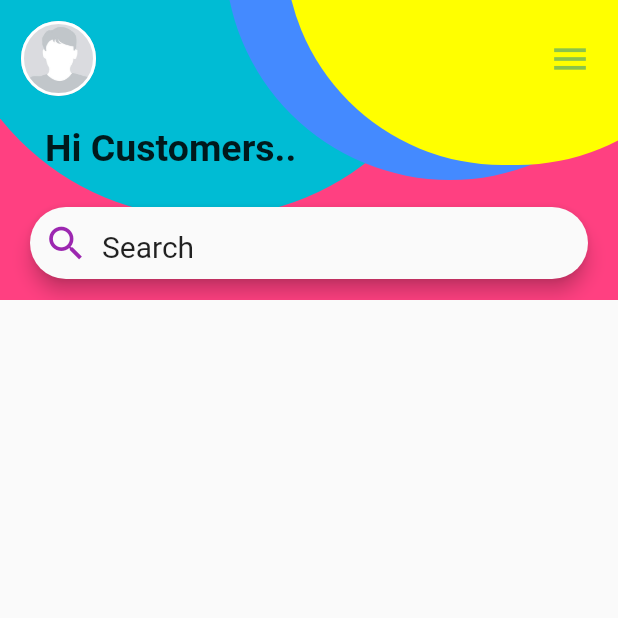
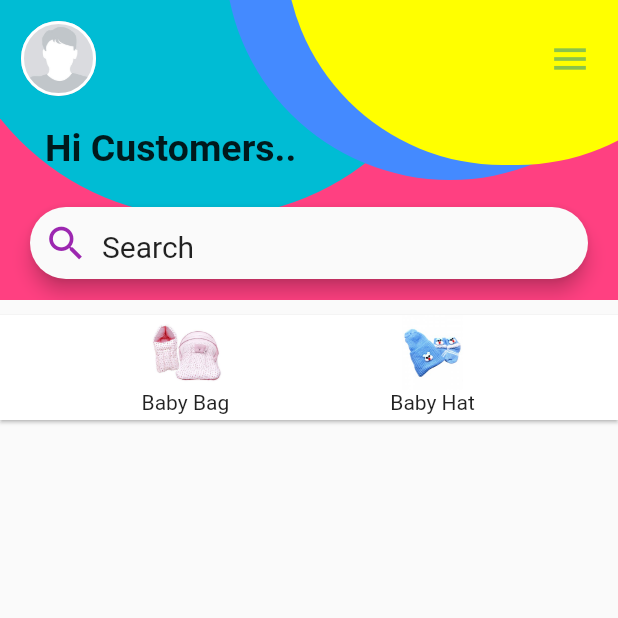
Before and after one commit to SamilaChanu95/ShoppingApp, a Flutter app: the screen it shows after launch, on a phone screen of 412 x 824 dp, the top half of it. Run offline on Flutter 3.47's test engine with Material 2 defaults, Android fonts, the phone set to English and light mode, and no system bars; Roboto replaces fonts that are missing (Quicksand, Rock Salt).

Commit message:
Add images and create results bar.

```diff
--- a/shoppingapp/lib/main.dart
+++ b/shoppingapp/lib/main.dart
@@ -177,12 +177,76 @@ class ShoppingApp extends StatelessWidget {
                               ),
                             )
                           ),
+                        ),
+                        SizedBox(
+                          height: 10.0
                         )
                       ],
                     )
-
-
-
+                  ],
+                ),
+                SizedBox(
+                  height: 10.0
+                ),
+                Stack(
+                  children: <Widget>[
+                    SizedBox(height: 10.0),
+                    Material(
+                      elevation: 1.0,
+                      child: Container(
+                        height: 70.0,
+                        color: Colors.white
+                      ),
+                    ),
+                    Row(
+                      mainAxisAlignment: MainAxisAlignment.spaceEvenly,//item athara gap eka samanawa pawathwaa ganimata
+                        children: <Widget>[
+                          Container(
+                            height: 75.0,
+                            width: MediaQuery.of(context).size.width/5,
+                            child: Column(
+                              children: <Widget>[
+                                Container(
+                                  height: 50.0,
+                                  decoration: BoxDecoration(
+                                    image: DecorationImage(
+                                      image: AssetImage('images/bag.jpg')
+                                    )
+                                  ),
+                                ),
+                                Text(
+                                  'Baby Bag',
+                                  style: TextStyle(
+                                    fontFamily: "Quicksand"
+                                  ),
+                                )
+                              ],
+                            ),
+                          ),
+                          Container(
+                            height: 75.0,
+                            width: MediaQuery.of(context).size.width/5,
+                            child: Column(
+                              children: <Widget>[
+                                Container(
+                                  height: 50.0,
+                                  decoration: BoxDecoration(
+                                      image: DecorationImage(
+                                          image: AssetImage('images/hat.jpg')
+                                      )
+                                  ),
+                                ),
+                                Text(
+                                  'Baby Hat',
+                                      style: TextStyle(
+                                        fontFamily: 'Quicksand'
+                                      ),
+                                )
+                              ],
+                            ),
+                          )
+                        ],
+                    )
                   ],
                 )
               ],
```
Also changed, not shown: shoppingapp/pubspec.yaml (+25 -19 lines), shoppingapp/images/Gift.jpeg (added), shoppingapp/images/bag.jpg (added), shoppingapp/images/cart.jpg (added), shoppingapp/images/cloths.jpg (added), shoppingapp/images/hat.jpg (added), shoppingapp/images/items-shoes.jpg (added).
